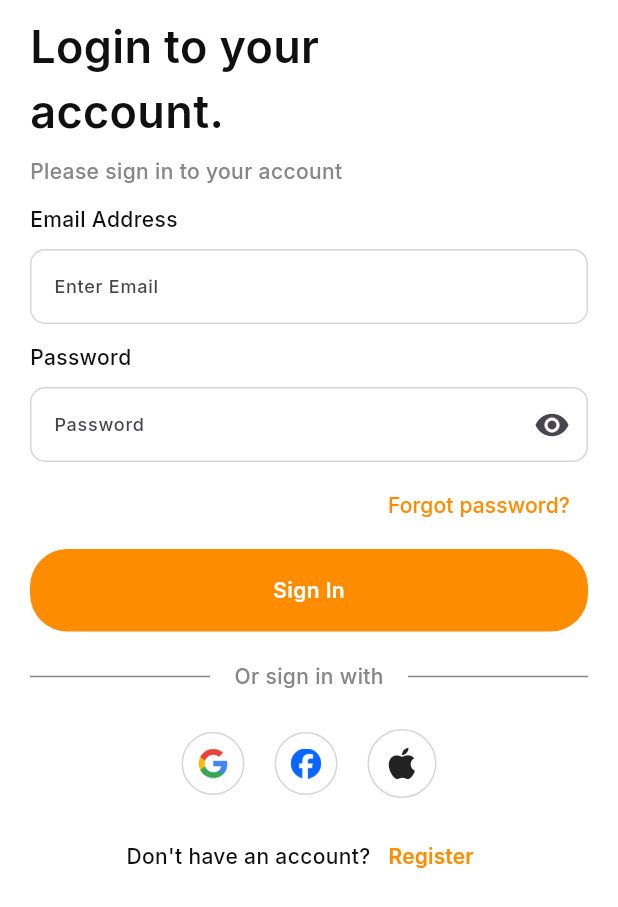
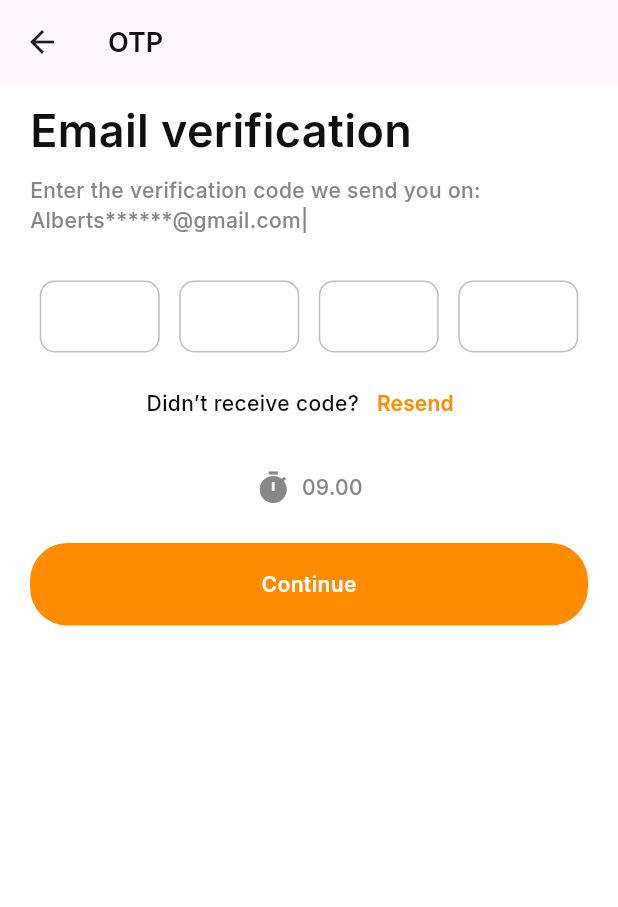
Before and after one commit to kelseafunwi/food_app, a Flutter app: the EmailVerification screen opened by its route, on a phone screen of 412 x 824 dp. Shown: the top 907 px of the screen. Run offline on Flutter 3.47's test engine with Material 3 defaults, Android fonts, the phone set to English and light mode, and no system bars; drawn by our look-alikes of otp_text_field; our stand-ins replace font_awesome_flutter, get, google_fonts.

Commit message:
done with the reset password

```diff
--- a/lib/routes/app_routes.dart
+++ b/lib/routes/app_routes.dart
@@ -4,6 +4,7 @@ import 'package:food_app/bindings/login_binding.dart';
 import 'package:food_app/views/screens/auth/email_verification.dart';
 import 'package:food_app/views/screens/auth/forgot_password.dart';
 import 'package:food_app/views/screens/auth/login_screen.dart';
+import 'package:food_app/views/screens/auth/reset_password.dart';
 import 'package:food_app/views/screens/auth/signup_screen.dart';
 import 'package:food_app/views/screens/dashboard_screen.dart';
 import 'package:food_app/views/screens/error_screen.dart';
@@ -22,6 +23,7 @@ class AppRoutes {
   static const String signup = '/signup';
   static const String forgotPassword = '/forgot-password';
   static const String emailVerification = '/email-verification';
+  static const String resetPassword = '/reset-password';
 
   static const String dashboard = '/dashboard';
   static const String onboarding = '/onboarding';
@@ -59,6 +61,10 @@ class AppRoutes {
       page: () => const EmailVerification(),
     ),
     GetPage(
+      name: resetPassword,
+      page: () => const ResetPassword(),
+    ),
+    GetPage(
       name: dashboard,
       page: () => const DashboardScreen(),
       binding: DashboardBinding(),
--- a/lib/views/screens/auth/email_verification.dart
+++ b/lib/views/screens/auth/email_verification.dart
@@ -1,16 +1,12 @@
 import 'package:flutter/foundation.dart';
 import 'package:flutter/material.dart';
-import 'package:font_awesome_flutter/font_awesome_flutter.dart';
-import 'package:food_app/constants/app_asset_images.dart';
 import 'package:food_app/constants/app_colors.dart';
 import 'package:food_app/routes/app_routes.dart';
-import 'package:food_app/views/styles/styles.dart';
-import 'package:food_app/views/validators/auth_validators.dart';
 import 'package:food_app/views/widgets/buttons/app_big_button.dart';
-import 'package:food_app/views/widgets/circled_icon.dart';
-import 'package:food_app/views/widgets/inputs/auth_input.dart';
+import 'package:google_fonts/google_fonts.dart';
+import 'package:otp_text_field/otp_text_field.dart';
+import 'package:otp_text_field/style.dart';
 import 'package:get/get.dart';
-import 'package:google_fonts/google_fonts.dart';
 
 class EmailVerification extends StatefulWidget {
   const EmailVerification({super.key});
@@ -20,23 +16,26 @@ class EmailVerification extends StatefulWidget {
 }
 
 class _EmailVerificationState extends State<EmailVerification> {
-  late final TextEditingController _emailController;
-  late final TextEditingController _passwordController;
-  final _formKey = GlobalKey<FormState>();
+  final OtpFieldController otpController = OtpFieldController();
 
   @override
   void initState() {
     super.initState();
-    _emailController = TextEditingController();
-    _passwordController = TextEditingController();
   }
 
   @override
   Widget build(BuildContext context) {
     return Scaffold(
+      appBar: AppBar(
+        title: const Text(
+          "OTP",
+          style: TextStyle(
+              fontSize: 18,
+              fontWeight: FontWeight.w600,
+              color: AppColors.neutral100),
+        ),
+      ),
       body: SafeArea(
-          child: Form(
-        key: _formKey,
           child: Container(
         alignment: Alignment.topLeft,
         height: double.infinity,
@@ -47,11 +46,12 @@ class _EmailVerificationState extends State<EmailVerification> {
           scrollDirection: Axis.vertical,
           child: Column(
             crossAxisAlignment: CrossAxisAlignment.start,
+            mainAxisAlignment: MainAxisAlignment.start,
             children: [
               Align(
                 alignment: Alignment.topLeft,
                 child: Text(
-                    "Login to your\naccount.",
+                  "Email verification",
                   textAlign: TextAlign.start,
                   style: GoogleFonts.inter(
                       textStyle: const TextStyle(
@@ -62,144 +62,41 @@ class _EmailVerificationState extends State<EmailVerification> {
               const Align(
                 alignment: Alignment.topLeft,
                 child: Text(
-                    "Please sign in to your account ",
+                  "Enter the verification code we send you on:\nAlberts******@gmail.com|",
                   style: TextStyle(
-                        color: AppColors.neutral60,
-                        fontWeight: FontWeight.w500),
+                      color: AppColors.neutral60, fontWeight: FontWeight.w500),
                 ),
               ),
-                const SizedBox(height: 12),
-                Text(
-                  "Email Address",
-                  style: formLabelStyles,
-                ),
-                const SizedBox(height: 10),
-                AuthInput(
-                    hintText: "Enter Email",
-                    controller: _emailController,
-                    validator: emailValidator),
-                const SizedBox(height: 12),
-                Text(
-                  "Password",
-                  style: formLabelStyles,
-                ),
-                const SizedBox(height: 10),
-                AuthInput(
-                    password: true,
-                    hintText: "Password",
-                    controller: _passwordController,
-                    validator: passwordValidator),
-                const SizedBox(height: 5),
-                Align(
-                  alignment: Alignment.centerRight,
-                  child: TextButton(
-                      onPressed: () {
+              const SizedBox(height: 30),
+              OTPTextField(
+                controller: otpController,
+                length: 4,
+                width: MediaQuery.of(context).size.width,
+                fieldWidth: 80,
+                style: const TextStyle(
+                    fontSize: 18,
+                    color: AppColors.neutral100,
+                    fontWeight: FontWeight.w400),
+                textFieldAlignment: MainAxisAlignment.spaceAround,
+                fieldStyle: FieldStyle.box,
+                onChanged: (pin) {
                   if (kDebugMode) {
-                          print("Switching to forgot password page");
+                    print("Changed: " + pin);
                   }
-                        // action to take here
-                        // Get.toNamed(AppRoutes.forgotPassword);
-
-                        //
                 },
-                      child: Text(
-                        "Forgot password?",
-                        textAlign: TextAlign.right,
-                        style: GoogleFonts.inter(
-                            textStyle: const TextStyle(
-                                color: AppColors.primaryOrange,
-                                fontWeight: FontWeight.w500)),
-                      )),
-                ),
-                const SizedBox(
-                  height: 5,
-                ),
-                AppBigButton(
-                  content: "Sign In",
-                  onTap: () {
-                    if (_formKey.currentState!.validate()) {
-                      // Add your logic here
+                onCompleted: (pin) {
+                  if (kDebugMode) {
+                    print("Completed: $pin");
                   }
                 },
               ),
-                const SizedBox(
-                  height: 20,
-                ),
-                Row(
-                  mainAxisAlignment: MainAxisAlignment.spaceBetween,
-                  children: [
-                    Container(
-                      height: 1,
-                      color: AppColors.neutral60,
-                      width: ((MediaQuery.of(context).size.width - 40) / 3) - 4,
-                    ),
-                    Text(
-                      "Or sign in with",
-                      style: GoogleFonts.inter(
-                          textStyle: const TextStyle(
-                              fontWeight: FontWeight.w500,
-                              color: AppColors.neutral60)),
-                    ),
-                    Container(
-                      height: 1,
-                      color: AppColors.neutral60,
-                      width: ((MediaQuery.of(context).size.width - 40) / 3) - 4,
-                    ),
-                  ],
-                ),
-                const SizedBox(
-                  height: 25,
-                ),
-                Row(
-                  mainAxisAlignment: MainAxisAlignment.center,
-                  crossAxisAlignment: CrossAxisAlignment.center,
-                  children: [
-                    CirculedIcon(
-                      icon: Image.asset(
-                        AppAssetImages.googleLogo,
-                        height: 20,
-                        width: 20,
-                      ),
-                      tapped: () {
-                        if (kDebugMode) {
-                          print("Signing in via google");
-                        }
-                      },
-                    ),
-                    const SizedBox(width: 20),
-                    CirculedIcon(
-                      icon: Image.asset(
-                        AppAssetImages.facebookLogo,
-                        height: 20,
-                        width: 20,
-                      ),
-                      tapped: () {
-                        if (kDebugMode) {
-                          print("Signing in via facebook");
-                        }
-                      },
-                    ),
-                    const SizedBox(
-                      width: 20,
-                    ),
-                    CirculedIcon(
-                      icon: const Icon(FontAwesomeIcons.apple),
-                      tapped: () {
-                        if (kDebugMode) {
-                          print("Signing in via apple");
-                        }
-                        Get.toNamed(AppRoutes.settings);
-                      },
-                    ),
-                  ],
-                ),
-                const SizedBox(height: 15),
+              const SizedBox(height: 10),
               Row(
                 mainAxisAlignment: MainAxisAlignment.center,
                 crossAxisAlignment: CrossAxisAlignment.center,
                 children: [
                   Text(
-                      "Don't have an account?",
+                    "Didn’t receive code?",
                     style: GoogleFonts.inter(
                         textStyle: const TextStyle(
                             color: AppColors.neutral100,
@@ -207,10 +104,13 @@ class _EmailVerificationState extends State<EmailVerification> {
                   ),
                   TextButton(
                       onPressed: () {
-                          Get.toNamed(AppRoutes.signup);
+                        if (kDebugMode) {
+                          print("resending the code");
+                        }
+                        otpController.clear();
                       },
                       child: Text(
-                          "Register",
+                        "Resend",
                         style: GoogleFonts.inter(
                             textStyle: const TextStyle(
                                 color: AppColors.primaryOrange,
@@ -218,8 +118,32 @@ class _EmailVerificationState extends State<EmailVerification> {
                       ))
                 ],
               ),
+              const SizedBox(height: 20),
+              const Row(
+                mainAxisAlignment: MainAxisAlignment.center,
+                crossAxisAlignment: CrossAxisAlignment.center,
+                children: [
+                  Icon(
+                    Icons.timer,
+                    color: AppColors.neutral60,
+                  ),
+                  SizedBox(width: 7),
+                  Text(
+                    "09.00",
+                    style: TextStyle(
+                        color: AppColors.neutral60,
+                        fontWeight: FontWeight.w500),
+                  )
                 ],
               ),
+              const SizedBox(height: 25),
+              AppBigButton(
+                content: "Continue",
+                onTap: () {
+                  Get.toNamed(AppRoutes.resetPassword);
+                },
+              ),
+            ],
           ),
         ),
       )),
@@ -229,7 +153,5 @@ class _EmailVerificationState extends State<EmailVerification> {
   @override
   void dispose() {
     super.dispose();
-    _emailController.dispose();
-    _passwordController.dispose();
   }
 }
--- a/lib/views/widgets/inputs/auth_input.dart
+++ b/lib/views/widgets/inputs/auth_input.dart
@@ -8,6 +8,7 @@ class AuthInput extends StatefulWidget {
   final String? hintText;
   final bool password;
   final String? labelText;
+  final void Function(String)? onChange;
 
   const AuthInput(
       {super.key,
@@ -15,7 +16,8 @@ class AuthInput extends StatefulWidget {
       required this.validator,
       this.password = false,
       this.labelText,
-      this.hintText});
+      this.hintText,
+      this.onChange});
 
   @override
   State<AuthInput> createState() => _AuthInputState();
@@ -28,6 +30,7 @@ class _AuthInputState extends State<AuthInput> {
   Widget build(BuildContext context) {
     return TextFormField(
         autocorrect: true,
+        onChanged: widget.onChange,
         controller: widget.controller,
         validator: widget.validator,
         textInputAction: TextInputAction.go,
--- a/pubspec.yaml
+++ b/pubspec.yaml
@@ -39,6 +39,7 @@ dependencies:
   flutter_launcher_icons: ^0.14.2
   font_awesome_flutter: ^10.8.0
   flutter_svg: ^2.0.16
+  otp_text_field: ^1.1.3
 
 dev_dependencies:
   flutter_test:
```
Also changed, not shown: lib/views/screens/auth/reset_password.dart (added, +142 -0 lines), lib/views/validators/auth_validators.dart (+4 -6 lines), pubspec.lock. Lines whose indentation alone changed are shown as unchanged.
